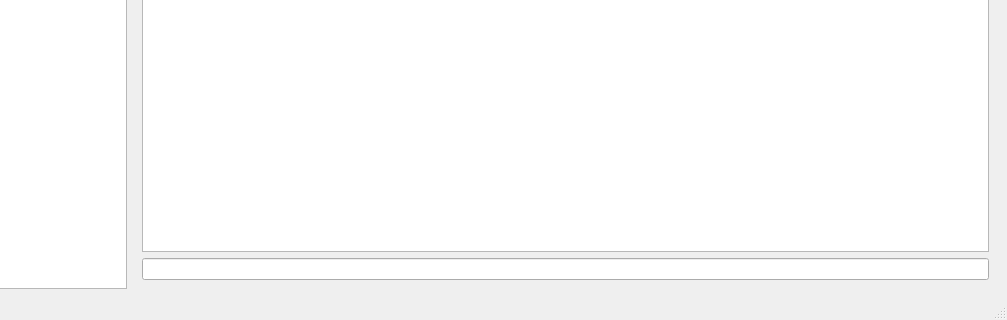
The window that lib/editor/VaKon3DEditor/editorwindow.ui (ValeriiKoniushenko/VaKon3D) describes before a commit, drawn with Qt 5; both pictures show x 82 to 1089 and y 377 to 697 of the 1089 by 697 pixel window.
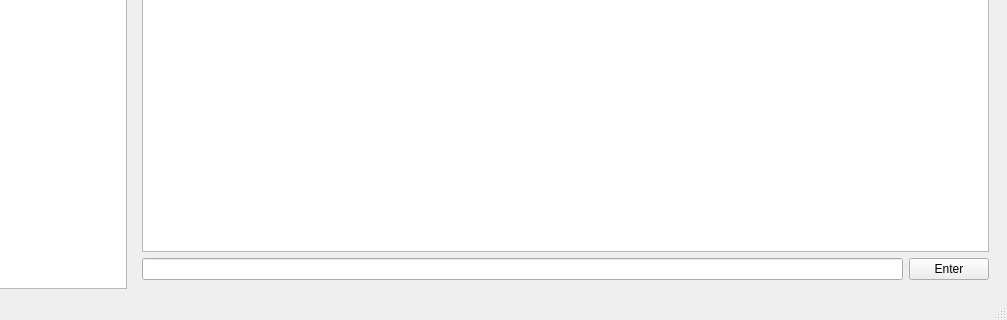
The same window after the commit.

Commit message: Added an ability to write message to the engine from the console

The edit to the form file:
```diff
--- a/lib/editor/VaKon3DEditor/editorwindow.ui
+++ b/lib/editor/VaKon3DEditor/editorwindow.ui
@@ -53,7 +53,18 @@
            </widget>
           </item>
           <item>
-           <widget class="QLineEdit" name="lineEdit"/>
+           <layout class="QHBoxLayout" name="horizontalLayout_5">
+            <item>
+             <widget class="QLineEdit" name="lineEditConsole"/>
+            </item>
+            <item>
+             <widget class="QPushButton" name="pushButtonConsoleEnter">
+              <property name="text">
+               <string>Enter</string>
+              </property>
+             </widget>
+            </item>
+           </layout>
           </item>
          </layout>
         </widget>
```
Left out of the diff: 2 changed lines with no effect on the pictures. The commit also changes 5 other files.
